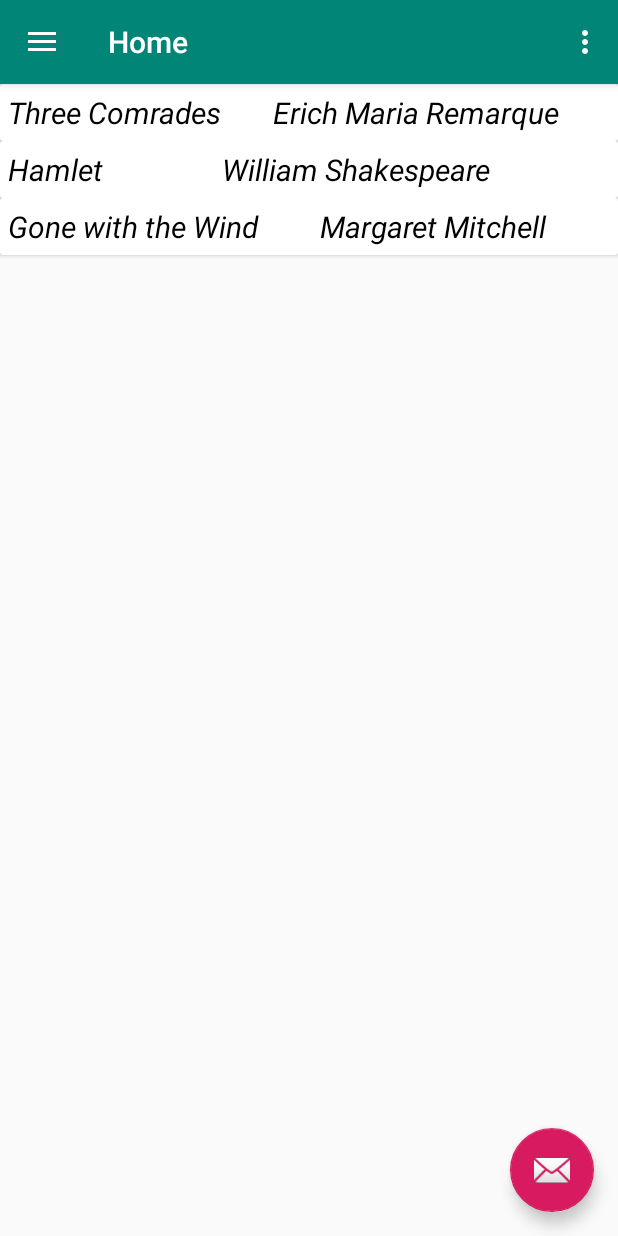
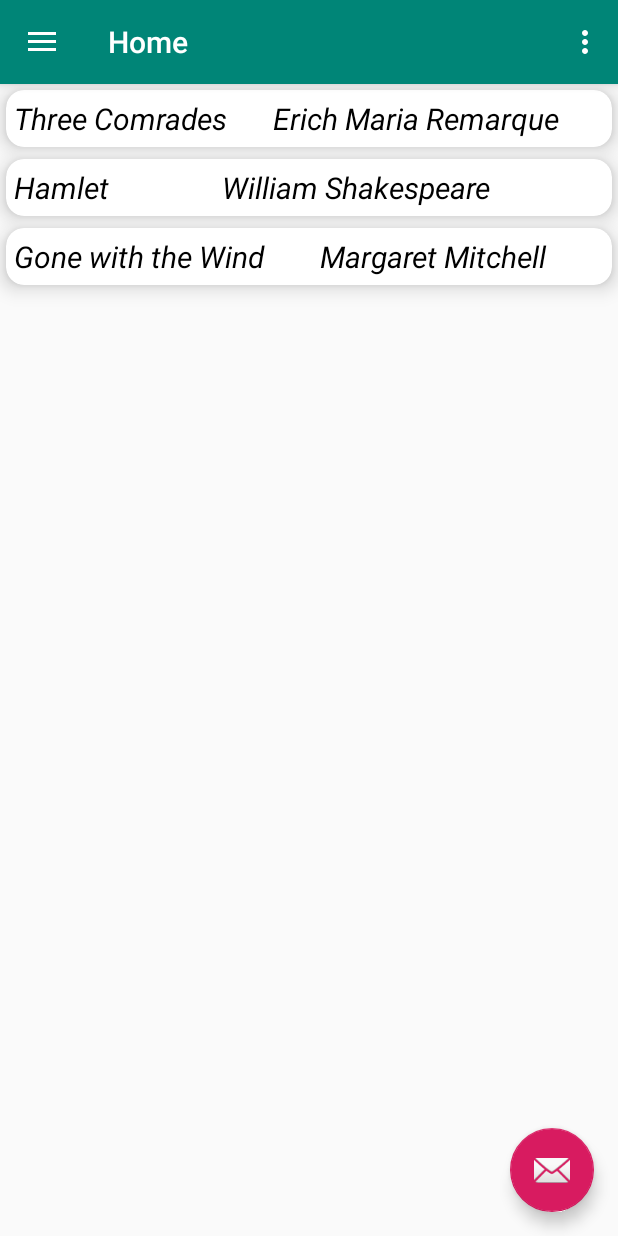
Before and after one commit to YashinSergey/MyLibrary, an Android app: the screen it shows after launch (MainActivity), on a phone screen of 412 x 824 dp. Run offline under Robolectric (Android 15) with nearby library versions, the phone set to English and light mode, and no system bars; our stand-ins replace navigation-ui.

Commit message:
added  a several properties to cardview

```diff
--- a/app/src/main/res/layout/item_home.xml
+++ b/app/src/main/res/layout/item_home.xml
@@ -1,9 +1,14 @@
 <?xml version="1.0" encoding="utf-8"?>
-<androidx.cardview.widget.CardView
-    xmlns:android="http://schemas.android.com/apk/res/android"
+<androidx.cardview.widget.CardView xmlns:android="http://schemas.android.com/apk/res/android"
+    xmlns:tools="http://schemas.android.com/tools"
     android:layout_width="match_parent"
     android:layout_height="wrap_content"
-    xmlns:tools="http://schemas.android.com/tools">
+    xmlns:app="http://schemas.android.com/apk/res-auto"
+    android:clipToPadding="false"
+    android:padding="@dimen/card_view_padding"
+    app:cardCornerRadius="@dimen/card_corner_radius"
+    app:cardElevation="@dimen/card_elevation"
+    android:layout_margin="@dimen/card_margin">
 
 
     <LinearLayout
```
